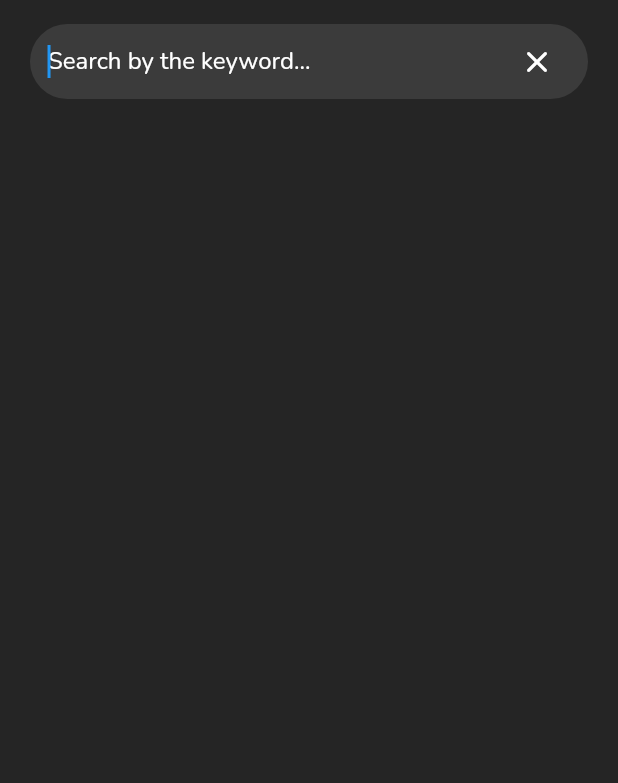
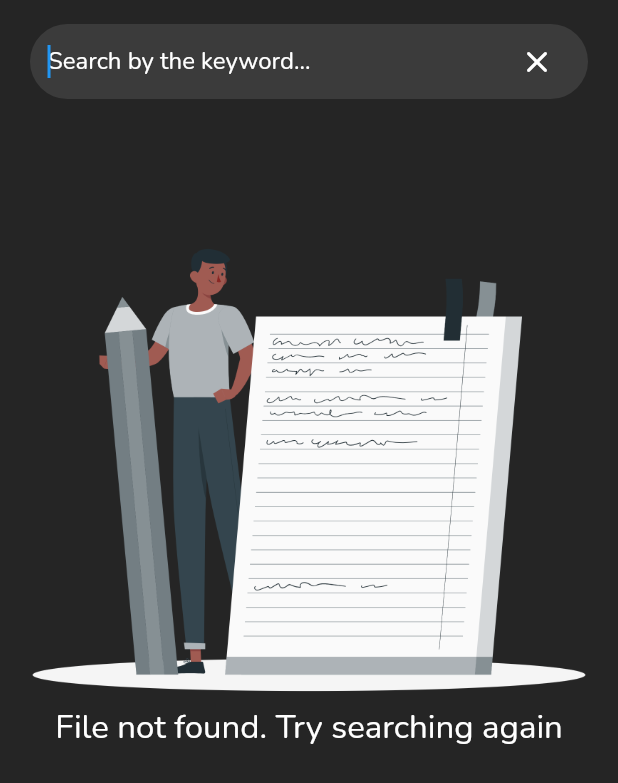
Before and after one commit to Home1esscat/notes_app, a Flutter app: the screen it shows after launch, after a tap on the "search" icon, on a phone screen of 412 x 824 dp. Shown: the top 783 px of the screen. Run offline on Flutter 3.47's test engine with Material 2 defaults, Android fonts, the phone set to English and light mode, and no system bars.

```diff
--- a/lib/constants/custom_colors.dart
+++ b/lib/constants/custom_colors.dart
@@ -4,4 +4,6 @@ class CustomColors {
   static const Color lightGrey = Color.fromRGBO(59, 59, 59, 1.0);
   static const Color darkGrey = Color.fromRGBO(37, 37, 37, 1.0);
   static const Color trueBlack = Color.fromRGBO(25, 25, 25, 1.0);
+  static const Color deepRed = Color.fromRGBO(246, 0, 0, 1.0);
+  static const Color greyHint = Color.fromRGBO(136, 136, 136, 1.0);
 }
--- a/lib/main.dart
+++ b/lib/main.dart
@@ -1,5 +1,5 @@
 import 'package:app_client/ui/main_screen.dart';
-import 'package:app_client/ui/themes/app_theme.dart';
+import 'package:app_client/ui/theme/app_theme.dart';
 import 'package:flutter/material.dart';
 
 void main() {
--- a/lib/ui/appbar/search_app_bar.dart
+++ b/lib/ui/appbar/search_app_bar.dart
@@ -1,11 +1,8 @@
 import 'package:flutter/material.dart';
 
 class SearchAppBar extends StatelessWidget with PreferredSizeWidget {
-  SearchAppBar(
-      {super.key, required this.onSearchPress, required this.onInfoPress});
+  SearchAppBar({super.key});
 
-  final Function onSearchPress;
-  final Function onInfoPress;
   final _controller = TextEditingController();
 
   @override
@@ -14,7 +11,6 @@ class SearchAppBar extends StatelessWidget with PreferredSizeWidget {
       child: Padding(
         padding: const EdgeInsets.symmetric(vertical: 16, horizontal: 20),
         child: TextField(
-          keyboardAppearance: Brightness.dark,
           autofocus: true,
           textInputAction: TextInputAction.search,
           controller: _controller,
--- a/lib/ui/main_screen.dart
+++ b/lib/ui/main_screen.dart
@@ -2,7 +2,7 @@ import 'dart:developer';
 
 import 'package:app_client/constants/custom_colors.dart';
 import 'package:app_client/ui/appbar/main_app_bar.dart';
-import 'package:app_client/ui/note_add_screen.dart';
+import 'package:app_client/ui/add_note_screen.dart';
 import 'package:app_client/ui/search_screen.dart';
 import 'package:flutter/material.dart';
 
@@ -143,7 +143,7 @@ class NotesList extends StatelessWidget {
             key: ValueKey(index),
             direction: DismissDirection.horizontal,
             background: Container(
-              color: Colors.red,
+              color: CustomColors.deepRed,
               height: 100,
               child: const Padding(
                 padding: EdgeInsets.all(16.0),
--- a/lib/ui/search_screen.dart
+++ b/lib/ui/search_screen.dart
@@ -7,8 +7,34 @@ class SearchScreen extends StatelessWidget {
   @override
   Widget build(BuildContext context) {
     return Scaffold(
-      appBar: SearchAppBar(onSearchPress: () => {}, onInfoPress: () => {}),
-      body: Container(),
+      resizeToAvoidBottomInset: false,
+      appBar: SearchAppBar(),
+      body: const NotesNotFoundScreen(),
     );
   }
 }
+
+class NotesNotFoundScreen extends StatelessWidget {
+  const NotesNotFoundScreen({
+    Key? key,
+  }) : super(key: key);
+
+  @override
+  Widget build(BuildContext context) {
+    return Padding(
+      padding: const EdgeInsets.symmetric(horizontal: 16),
+      child: Column(
+        children: [
+          const SizedBox(
+            height: 20,
+          ),
+          Image.asset('assets/images/no_notes.png'),
+          const Text(
+            'File not found. Try searching again',
+            style: TextStyle(fontSize: 22, color: Colors.white),
+          ),
+        ],
+      ),
+    );
+  }
+}
--- a/pubspec.yaml
+++ b/pubspec.yaml
@@ -13,6 +13,9 @@ dependencies:
     sdk: flutter
   provider: ^6.0.3
   path_provider: ^2.0.11
+  drift: ^2.1.0
+  sqlite3_flutter_libs: ^0.5.0
+  path: ^1.8.2
 
   cupertino_icons: ^1.0.2
 
@@ -21,6 +24,8 @@ dev_dependencies:
     sdk: flutter
 
   flutter_lints: ^2.0.0
+  drift_dev: ^2.1.0
+  build_runner: ^2.2.0
 
 flutter:
 
@@ -28,6 +33,7 @@ flutter:
 
   assets:
     - assets/images/no_data.png
+    - assets/images/no_notes.png
 
   fonts:
     - family: Nunito
```
Also changed, not shown: lib/ui/add_note_screen.dart (added, +46 -0 lines), lib/ui/appbar/add_note_app_bar.dart (added, +86 -0 lines), lib/ui/note_add_screen.dart (deleted, +0 -11 lines), assets/images/no_data.png, assets/images/no_notes.png (added), lib/ui/theme/app_theme.dart (renamed from lib/ui/themes/app_theme.dart), pubspec.lock.
